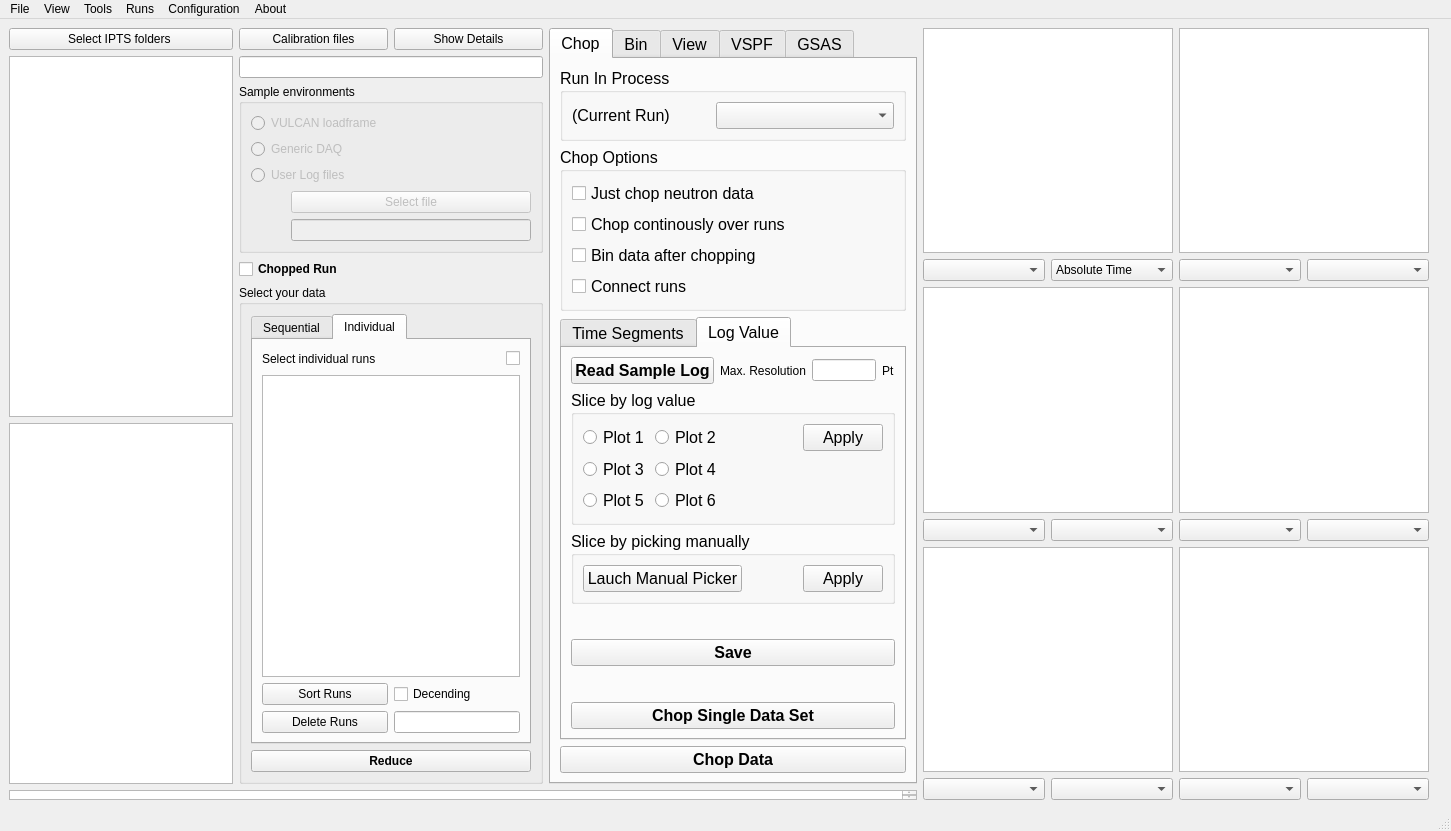
The window that src/interface/gui/VdriveMain.ui (neutrons/PyVDrive) describes before a commit, drawn with Qt 5.
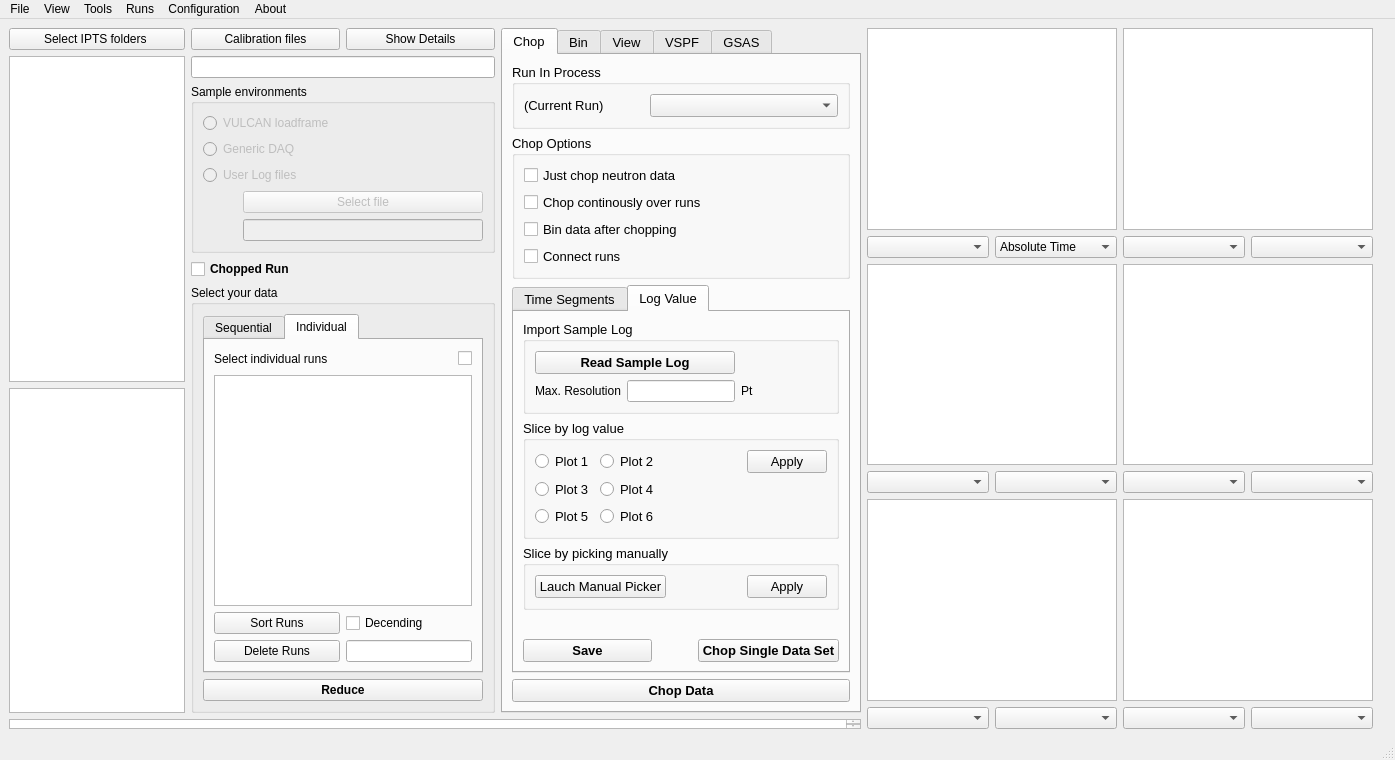
The same window after the commit. The open tabs and pages were chosen to show the change. Custom widgets are drawn as their Qt base class.

Diff of the .ui file:
```diff
--- a/src/interface/gui/VdriveMain.ui
+++ b/src/interface/gui/VdriveMain.ui
@@ -6,8 +6,8 @@
    <rect>
     <x>0</x>
     <y>0</y>
-    <width>1451</width>
-    <height>801</height>
+    <width>1395</width>
+    <height>760</height>
    </rect>
   </property>
   <property name="windowTitle">
@@ -480,7 +480,7 @@
             </property>
             <property name="font">
              <font>
-              <pointsize>12</pointsize>
+              <pointsize>10</pointsize>
               <weight>50</weight>
               <bold>false</bold>
              </font>
@@ -780,28 +780,14 @@
                    <attribute name="title">
                     <string>Log Value</string>
                    </attribute>
-                   <layout class="QGridLayout" name="gridLayout_4">
-                    <item row="0" column="0">
+                   <layout class="QVBoxLayout" name="verticalLayout_6">
+                    <item>
+                     <widget class="QGroupBox" name="groupBox_8">
+                      <property name="title">
+                       <string>Import Sample Log</string>
+                      </property>
                      <layout class="QGridLayout" name="gridLayout_3">
-                      <item row="4" column="0">
-                       <spacer name="verticalSpacer_8">
-                        <property name="orientation">
-                         <enum>Qt::Vertical</enum>
-                        </property>
-                        <property name="sizeType">
-                         <enum>QSizePolicy::Preferred</enum>
-                        </property>
-                        <property name="sizeHint" stdset="0">
-                         <size>
-                          <width>20</width>
-                          <height>40</height>
-                         </size>
-                        </property>
-                       </spacer>
-                      </item>
-                      <item row="0" column="0">
-                       <layout class="QHBoxLayout" name="horizontalLayout_25">
-                        <item>
+                       <item row="0" column="0" colspan="2">
                          <widget class="QPushButton" name="pushButton_readSampleLogFile">
                           <property name="font">
                            <font>
@@ -817,7 +803,7 @@
                           </property>
                          </widget>
                         </item>
-                        <item>
+                       <item row="1" column="0">
                          <widget class="QLabel" name="label_7">
                           <property name="font">
                            <font>
@@ -829,8 +815,14 @@
                           </property>
                          </widget>
                         </item>
-                        <item>
+                       <item row="1" column="1">
                          <widget class="QLineEdit" name="lineEdit_maxSnapResolution">
+                         <property name="sizePolicy">
+                          <sizepolicy hsizetype="Preferred" vsizetype="Fixed">
+                           <horstretch>0</horstretch>
+                           <verstretch>0</verstretch>
+                          </sizepolicy>
+                         </property>
                           <property name="font">
                            <font>
                             <pointsize>9</pointsize>
@@ -838,7 +830,7 @@
                           </property>
                          </widget>
                         </item>
-                        <item>
+                       <item row="1" column="2">
                          <widget class="QLabel" name="label_18">
                           <property name="font">
                            <font>
@@ -851,8 +843,9 @@
                          </widget>
                         </item>
                        </layout>
-                      </item>
-                      <item row="2" column="0">
+                     </widget>
+                    </item>
+                    <item>
                        <widget class="QGroupBox" name="groupBox_14">
                         <property name="sizePolicy">
                          <sizepolicy hsizetype="Preferred" vsizetype="Preferred">
@@ -937,24 +930,8 @@
                         </layout>
                        </widget>
                       </item>
-                      <item row="5" column="0">
-                       <widget class="QPushButton" name="pushButton_saveSlicer">
-                        <property name="font">
-                         <font>
-                          <weight>75</weight>
-                          <bold>true</bold>
-                         </font>
-                        </property>
-                        <property name="toolTip">
-                         <string>&lt;html&gt;&lt;head/&gt;&lt;body&gt;&lt;p&gt;Save:&lt;/p&gt;&lt;p&gt;1. update to table in tab 'Load';&lt;/p&gt;&lt;p&gt;2. save to a file specified by user;&lt;/p&gt;&lt;/body&gt;&lt;/html&gt;</string>
-                        </property>
-                        <property name="text">
-                         <string>Save</string>
-                        </property>
-                       </widget>
-                      </item>
-                      <item row="3" column="0">
-                       <widget class="QGroupBox" name="groupBox_8">
+                    <item>
+                     <widget class="QGroupBox" name="groupBox_23">
                         <property name="title">
                          <string>Slice by picking manually</string>
                         </property>
@@ -1007,7 +984,7 @@
                         </layout>
                        </widget>
                       </item>
-                      <item row="7" column="0">
+                    <item>
                        <spacer name="verticalSpacer_7">
                         <property name="orientation">
                          <enum>Qt::Vertical</enum>
@@ -1020,7 +997,41 @@
                         </property>
                        </spacer>
                       </item>
-                      <item row="8" column="0">
+                    <item>
+                     <layout class="QHBoxLayout" name="horizontalLayout_25">
+                      <item>
+                       <widget class="QPushButton" name="pushButton_saveSlicer">
+                        <property name="font">
+                         <font>
+                          <weight>75</weight>
+                          <bold>true</bold>
+                         </font>
+                        </property>
+                        <property name="toolTip">
+                         <string>&lt;html&gt;&lt;head/&gt;&lt;body&gt;&lt;p&gt;Save:&lt;/p&gt;&lt;p&gt;1. update to table in tab 'Load';&lt;/p&gt;&lt;p&gt;2. save to a file specified by user;&lt;/p&gt;&lt;/body&gt;&lt;/html&gt;</string>
+                        </property>
+                        <property name="text">
+                         <string>Save</string>
+                        </property>
+                       </widget>
+                      </item>
+                      <item>
+                       <spacer name="horizontalSpacer_15">
+                        <property name="orientation">
+                         <enum>Qt::Horizontal</enum>
+                        </property>
+                        <property name="sizeType">
+                         <enum>QSizePolicy::Preferred</enum>
+                        </property>
+                        <property name="sizeHint" stdset="0">
+                         <size>
+                          <width>40</width>
+                          <height>20</height>
+                         </size>
+                        </property>
+                       </spacer>
+                      </item>
+                      <item>
                        <widget class="QPushButton" name="pushButton_chopDataSingleSet">
                         <property name="font">
                          <font>
@@ -2102,8 +2113,8 @@
     <rect>
      <x>0</x>
      <y>0</y>
-     <width>1451</width>
-     <height>22</height>
+     <width>1395</width>
+     <height>25</height>
     </rect>
    </property>
    <widget class="QMenu" name="menuFile">
```
Left out of the diff: 2 changed lines with no effect on the pictures. Lines whose indentation alone changed are shown as unchanged.
